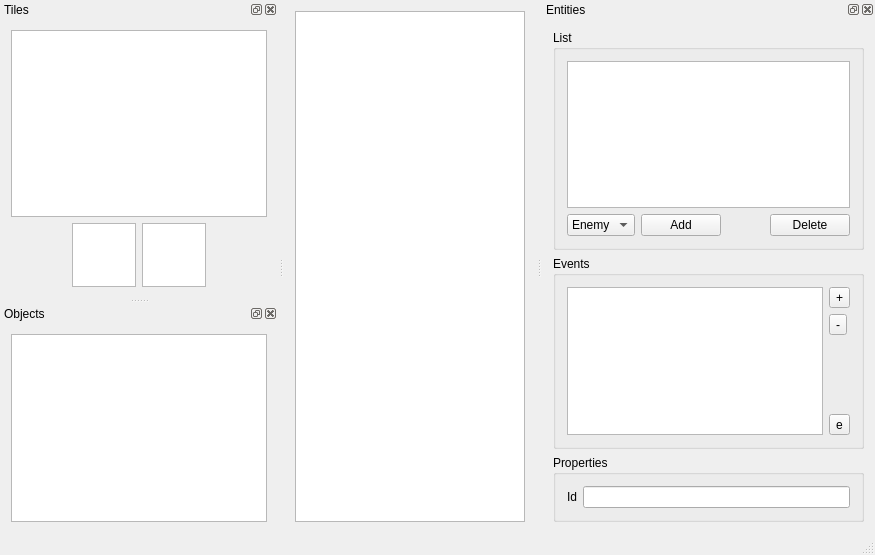
The window that mainwindow.ui (ChWick/Mencus-Map-Editor) describes before a commit, drawn with Qt 5.
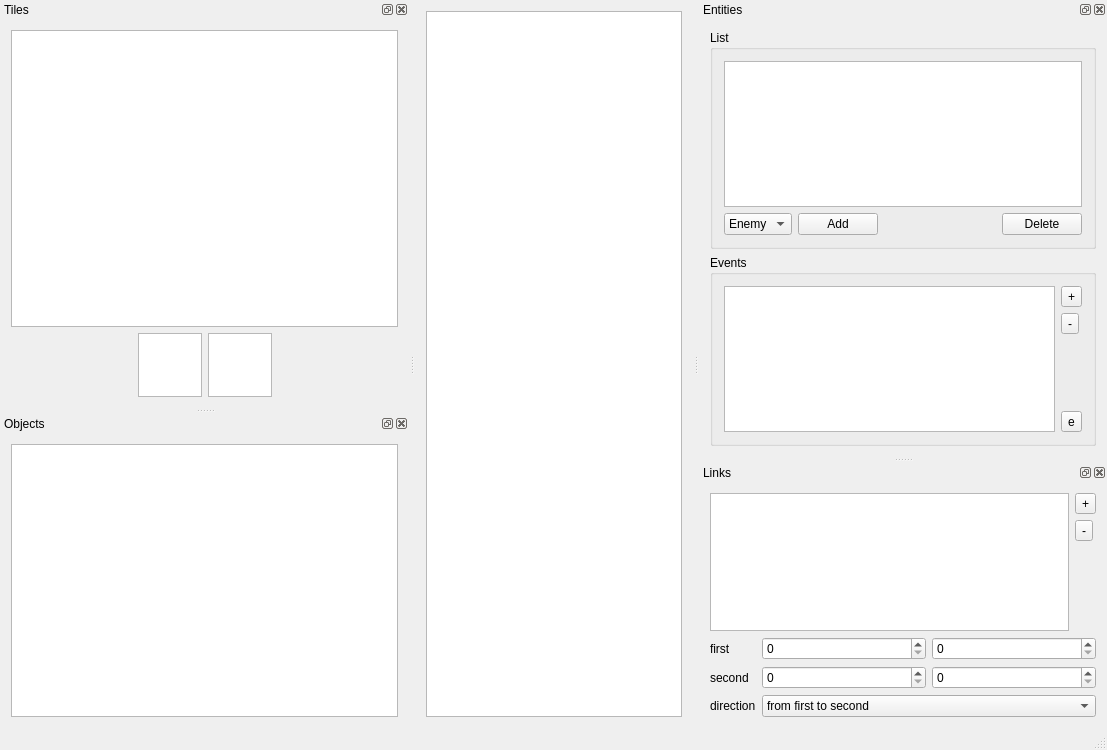
The same window after the commit. Custom widgets are drawn as their Qt base class.

Commit message: added links list

```diff
--- a/mainwindow.ui
+++ b/mainwindow.ui
@@ -6,8 +6,8 @@
    <rect>
     <x>0</x>
     <y>0</y>
-    <width>875</width>
-    <height>555</height>
+    <width>1107</width>
+    <height>750</height>
    </rect>
   </property>
   <property name="windowTitle">
@@ -165,25 +165,6 @@
        </layout>
       </widget>
      </item>
-     <item>
-      <widget class="QGroupBox" name="groupBox_3">
-       <property name="title">
-        <string>Properties</string>
-       </property>
-       <layout class="QFormLayout" name="formLayout">
-        <item row="0" column="0">
-         <widget class="QLabel" name="label">
-          <property name="text">
-           <string>Id</string>
-          </property>
-         </widget>
-        </item>
-        <item row="0" column="1">
-         <widget class="QLineEdit" name="lineEdit"/>
-        </item>
-       </layout>
-      </widget>
-     </item>
     </layout>
    </widget>
   </widget>
@@ -286,6 +267,123 @@
     </layout>
    </widget>
   </widget>
+  <widget class="QDockWidget" name="linksDockWidget">
+   <property name="windowTitle">
+    <string>Links</string>
+   </property>
+   <attribute name="dockWidgetArea">
+    <number>2</number>
+   </attribute>
+   <widget class="QWidget" name="dockWidgetContents">
+    <layout class="QVBoxLayout" name="verticalLayout_6">
+     <item>
+      <layout class="QHBoxLayout" name="horizontalLayout_2">
+       <item>
+        <widget class="LinksListWidget" name="linksListWidget"/>
+       </item>
+       <item>
+        <layout class="QVBoxLayout" name="verticalLayout_7">
+         <item>
+          <widget class="QToolButton" name="linkAddButton">
+           <property name="text">
+            <string>+</string>
+           </property>
+          </widget>
+         </item>
+         <item>
+          <widget class="QToolButton" name="linkRemoveButton">
+           <property name="text">
+            <string>-</string>
+           </property>
+          </widget>
+         </item>
+         <item>
+          <spacer name="linkButtonspacer">
+           <property name="orientation">
+            <enum>Qt::Vertical</enum>
+           </property>
+           <property name="sizeHint" stdset="0">
+            <size>
+             <width>20</width>
+             <height>40</height>
+            </size>
+           </property>
+          </spacer>
+         </item>
+        </layout>
+       </item>
+      </layout>
+     </item>
+     <item>
+      <layout class="QFormLayout" name="formLayout">
+       <property name="fieldGrowthPolicy">
+        <enum>QFormLayout::AllNonFixedFieldsGrow</enum>
+       </property>
+       <item row="0" column="0">
+        <widget class="QLabel" name="label">
+         <property name="text">
+          <string>first</string>
+         </property>
+        </widget>
+       </item>
+       <item row="1" column="0">
+        <widget class="QLabel" name="label_2">
+         <property name="text">
+          <string>second</string>
+         </property>
+        </widget>
+       </item>
+       <item row="2" column="0">
+        <widget class="QLabel" name="label_3">
+         <property name="text">
+          <string>direction</string>
+         </property>
+        </widget>
+       </item>
+       <item row="2" column="1">
+        <widget class="QComboBox" name="linkDirectionComboBox">
+         <item>
+          <property name="text">
+           <string>from first to second</string>
+          </property>
+         </item>
+         <item>
+          <property name="text">
+           <string>from second to first</string>
+          </property>
+         </item>
+         <item>
+          <property name="text">
+           <string>both directions</string>
+          </property>
+         </item>
+        </widget>
+       </item>
+       <item row="0" column="1">
+        <layout class="QHBoxLayout" name="horizontalLayout_3">
+         <item>
+          <widget class="QSpinBox" name="linkFirstPosX"/>
+         </item>
+         <item>
+          <widget class="QSpinBox" name="linkFirstPosY"/>
+         </item>
+        </layout>
+       </item>
+       <item row="1" column="1">
+        <layout class="QHBoxLayout" name="horizontalLayout_4">
+         <item>
+          <widget class="QSpinBox" name="linkSecondPosX"/>
+         </item>
+         <item>
+          <widget class="QSpinBox" name="linkSecondPosY"/>
+         </item>
+        </layout>
+       </item>
+      </layout>
+     </item>
+    </layout>
+   </widget>
+  </widget>
  </widget>
  <layoutdefault spacing="6" margin="11"/>
  <customwidgets>
@@ -354,6 +452,16 @@
     <slot>onDeleteEvent()</slot>
    </slots>
   </customwidget>
+  <customwidget>
+   <class>LinksListWidget</class>
+   <extends>QListWidget</extends>
+   <header>linkslistwidget.h</header>
+   <slots>
+    <slot>onAddLink()</slot>
+    <slot>onDeleteLink()</slot>
+    <slot>onUpdate(MapPtr)</slot>
+   </slots>
+  </customwidget>
  </customwidgets>
  <resources/>
  <connections>
```
Left out of the diff: 50 changed lines with no effect on the pictures. The commit also changes 4 other files.
